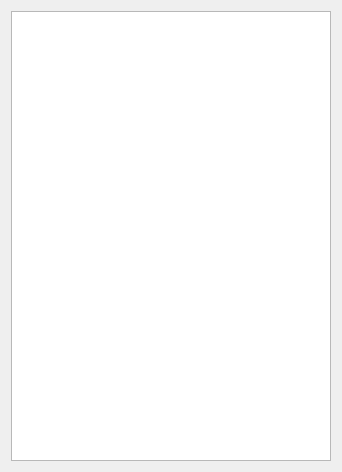
This is ChkForge/itemtree.ui in heinermann/ChkForge as Qt 5 draws it before an edit. The edited form follows.
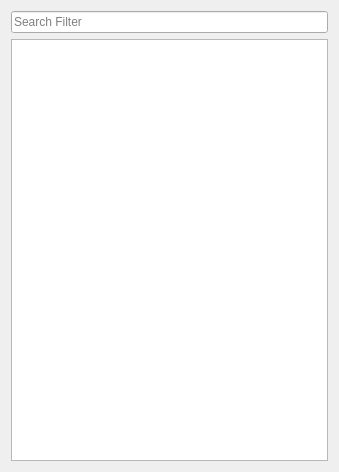
This is the edited form.

Commit message: Added cmdicons and added unit icons to item tree

What changed in the file:
```diff
--- a/ChkForge/itemtree.ui
+++ b/ChkForge/itemtree.ui
@@ -6,24 +6,30 @@
    <rect>
     <x>0</x>
     <y>0</y>
-    <width>342</width>
+    <width>339</width>
     <height>472</height>
    </rect>
   </property>
   <property name="windowTitle">
    <string>Frame</string>
   </property>
-  <layout class="QVBoxLayout" name="verticalLayout">
-   <item>
+  <layout class="QGridLayout" name="gridLayout">
+   <item row="1" column="0">
     <widget class="QTreeView" name="treeView">
-     <property name="frameShape">
-      <enum>QFrame::StyledPanel</enum>
+     <property name="sizeAdjustPolicy">
+      <enum>QAbstractScrollArea::AdjustToContents</enum>
      </property>
-     <property name="frameShadow">
-      <enum>QFrame::Sunken</enum>
+     <property name="showDropIndicator" stdset="0">
+      <bool>false</bool>
+     </property>
+     <property name="iconSize">
+      <size>
+       <width>16</width>
+       <height>16</height>
+      </size>
      </property>
      <property name="indentation">
-      <number>14</number>
+      <number>12</number>
      </property>
      <property name="rootIsDecorated">
       <bool>true</bool>
@@ -39,6 +45,16 @@
      </attribute>
     </widget>
    </item>
+   <item row="0" column="0">
+    <widget class="QLineEdit" name="search">
+     <property name="placeholderText">
+      <string>Search Filter</string>
+     </property>
+     <property name="clearButtonEnabled">
+      <bool>true</bool>
+     </property>
+    </widget>
+   </item>
   </layout>
  </widget>
  <resources/>
```
The commit also changes 11 other files.
